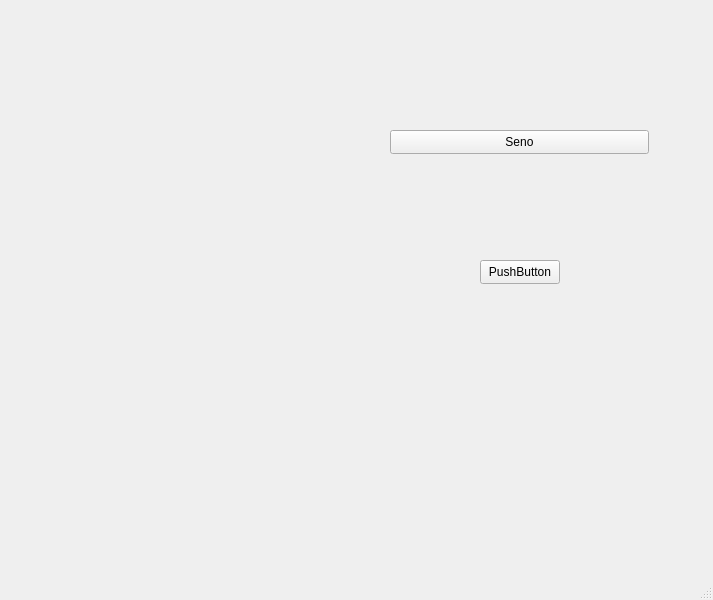
Old version of the form QT/mainwindow.ui in the repository Niconiio/LosPitagoras.
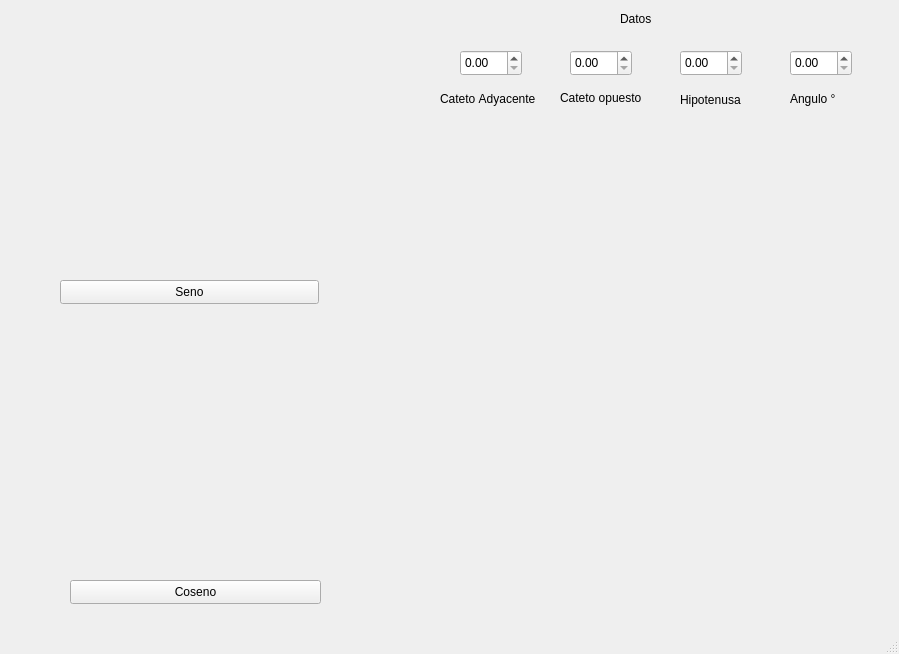
New version of the form.

Commit message: Se añade QCustomplot para graficar las funciones, se rediseña la ui añadiendo apartado para añadir el largo de los lados del triangulo y angulo. Se deja espacio en la ui para añadir posteriormente el circulo unitario

```diff
--- a/QT/mainwindow.ui
+++ b/QT/mainwindow.ui
@@ -6,8 +6,8 @@
    <rect>
     <x>0</x>
     <y>0</y>
-    <width>713</width>
-    <height>600</height>
+    <width>899</width>
+    <height>654</height>
    </rect>
   </property>
   <property name="palette">
@@ -56,7 +56,7 @@
     <property name="geometry">
      <rect>
       <x>40</x>
-      <y>110</y>
+      <y>30</y>
       <width>321</width>
       <height>241</height>
      </rect>
@@ -66,8 +66,21 @@
    <widget class="QPushButton" name="SenoBtn">
     <property name="geometry">
      <rect>
-      <x>390</x>
-      <y>130</y>
+      <x>70</x>
+      <y>580</y>
+      <width>251</width>
+      <height>24</height>
+     </rect>
+    </property>
+    <property name="text">
+     <string>Coseno</string>
+    </property>
+   </widget>
+   <widget class="QPushButton" name="senoBtn">
+    <property name="geometry">
+     <rect>
+      <x>60</x>
+      <y>280</y>
       <width>259</width>
       <height>24</height>
      </rect>
@@ -79,24 +92,125 @@
    <widget class="QWidget" name="widget" native="true">
     <property name="geometry">
      <rect>
-      <x>120</x>
-      <y>290</y>
-      <width>120</width>
-      <height>80</height>
+      <x>40</x>
+      <y>330</y>
+      <width>321</width>
+      <height>241</height>
      </rect>
     </property>
    </widget>
-   <widget class="QPushButton" name="aaaa">
+   <widget class="QDoubleSpinBox" name="anguloSpinBox">
     <property name="geometry">
      <rect>
-      <x>480</x>
-      <y>260</y>
-      <width>80</width>
-      <height>24</height>
+      <x>790</x>
+      <y>50</y>
+      <width>62</width>
+      <height>26</height>
      </rect>
     </property>
+    <property name="minimum">
+     <double>0.000000000000000</double>
+    </property>
+    <property name="maximum">
+     <double>180.000000000000000</double>
+    </property>
+    <property name="value">
+     <double>0.000000000000000</double>
+    </property>
+   </widget>
+   <widget class="QDoubleSpinBox" name="catopSpinBox">
+    <property name="geometry">
+     <rect>
+      <x>570</x>
+      <y>50</y>
+      <width>62</width>
+      <height>26</height>
+     </rect>
+    </property>
+   </widget>
+   <widget class="QDoubleSpinBox" name="catadSpinBox">
+    <property name="geometry">
+     <rect>
+      <x>460</x>
+      <y>50</y>
+      <width>62</width>
+      <height>26</height>
+     </rect>
+    </property>
+   </widget>
+   <widget class="QDoubleSpinBox" name="hipoSpinBox">
+    <property name="geometry">
+     <rect>
+      <x>680</x>
+      <y>50</y>
+      <width>62</width>
+      <height>26</height>
+     </rect>
+    </property>
+   </widget>
+   <widget class="QLabel" name="labelDatos">
+    <property name="geometry">
+     <rect>
+      <x>620</x>
+      <y>10</y>
+      <width>54</width>
+      <height>17</height>
+     </rect>
+    </property>
     <property name="text">
-     <string>PushButton</string>
+     <string>Datos</string>
+    </property>
+   </widget>
+   <widget class="QLabel" name="label_catad">
+    <property name="geometry">
+     <rect>
+      <x>440</x>
+      <y>90</y>
+      <width>101</width>
+      <height>17</height>
+     </rect>
+    </property>
+    <property name="text">
+     <string>Cateto Adyacente</string>
+    </property>
+   </widget>
+   <widget class="QLabel" name="label_catop">
+    <property name="geometry">
+     <rect>
+      <x>560</x>
+      <y>90</y>
+      <width>91</width>
+      <height>16</height>
+     </rect>
+    </property>
+    <property name="text">
+     <string>Cateto opuesto</string>
+    </property>
+   </widget>
+   <widget class="QLabel" name="label_hipo">
+    <property name="geometry">
+     <rect>
+      <x>680</x>
+      <y>90</y>
+      <width>71</width>
+      <height>20</height>
+     </rect>
+    </property>
+    <property name="text">
+     <string>Hipotenusa</string>
+    </property>
+   </widget>
+   <widget class="QLabel" name="label_angulo">
+    <property name="geometry">
+     <rect>
+      <x>790</x>
+      <y>90</y>
+      <width>54</width>
+      <height>17</height>
+     </rect>
+    </property>
+    <property name="text">
+     <string>Angulo °</string>
     </property>
    </widget>
   </widget>
```
Left out of the diff: 11 changed lines with no effect on the pictures. The commit also changes 1349 other files.
